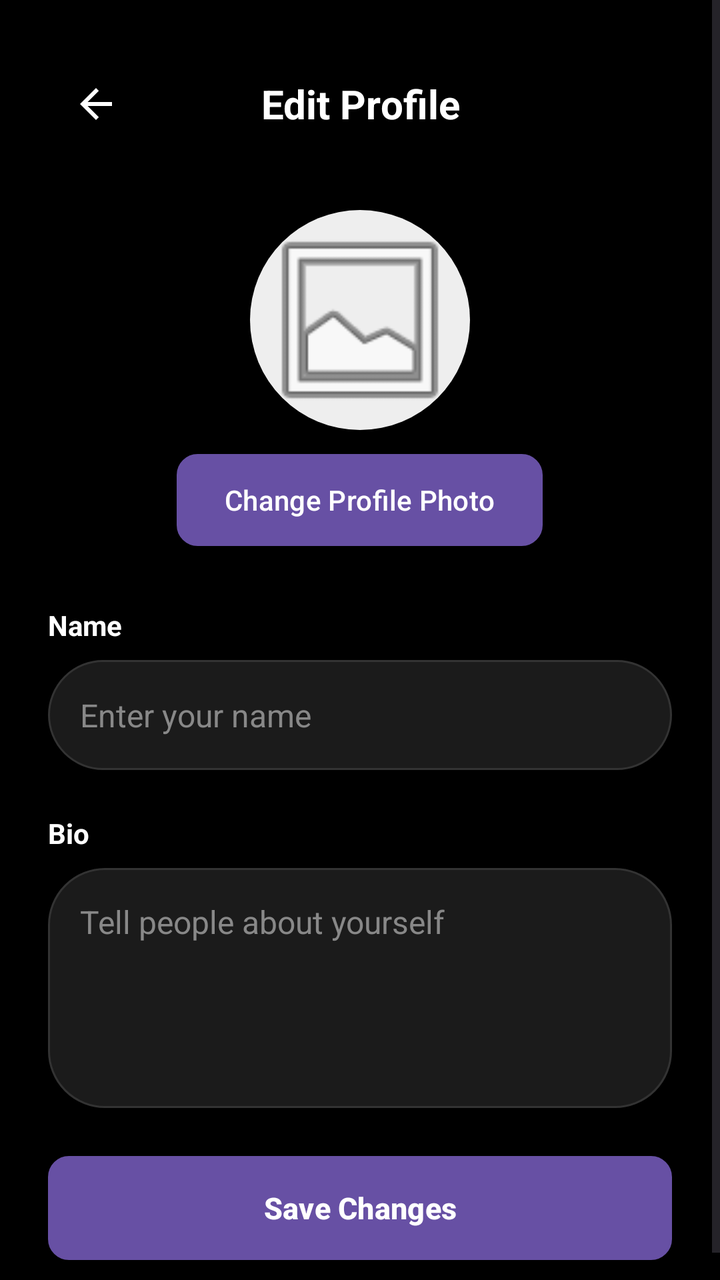
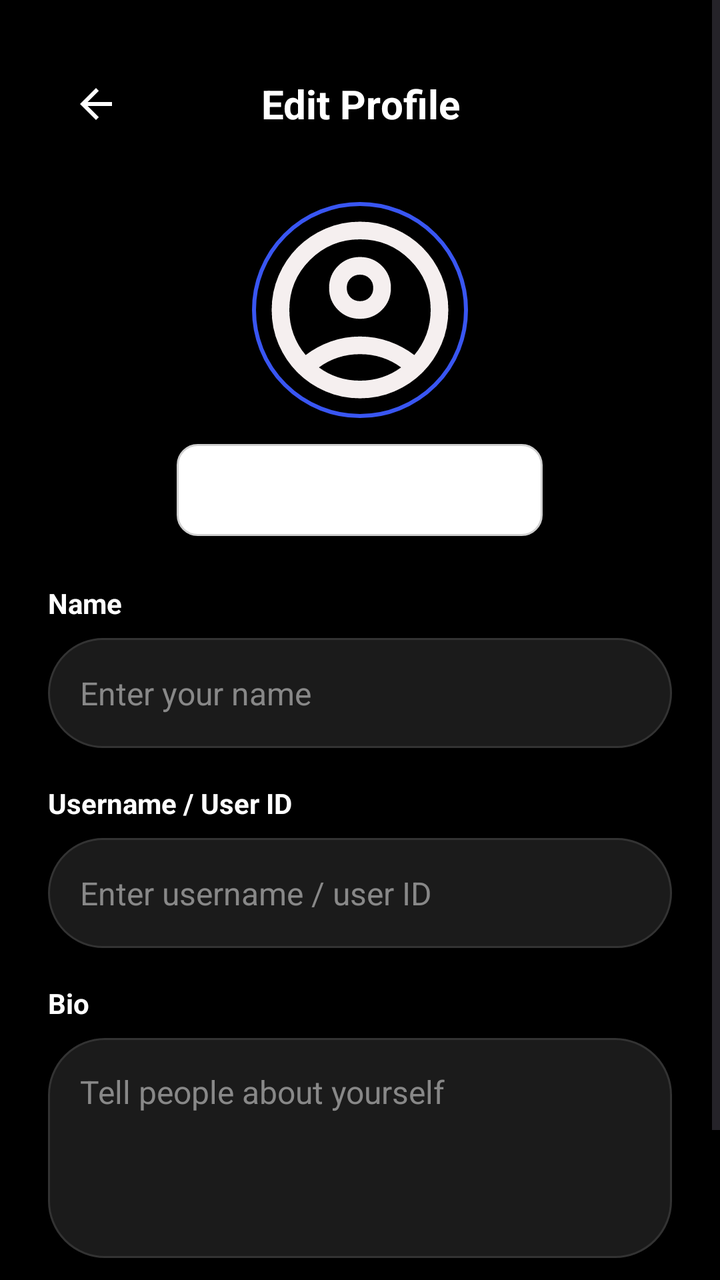

Screens rendered from an Android XML layout before and after an edit, with the pre-edit source and the edit as a unified diff.
<!-- AndroidManifest.xml: application theme Theme.Login -->
<!-- res/layout/activity_edit_profile.xml -->
<?xml version="1.0" encoding="utf-8"?>
<ScrollView
    xmlns:android="http://schemas.android.com/apk/res/android"

    android:layout_width="match_parent"
    android:layout_height="match_parent"

    android:background="#000000"

    android:fillViewport="true">


    <LinearLayout

        android:layout_width="match_parent"
        android:layout_height="wrap_content"

        android:orientation="vertical"

        android:padding="24dp">


        
        
        

        <LinearLayout

            android:layout_width="match_parent"
            android:layout_height="56dp"

            android:gravity="center_vertical"

            android:orientation="horizontal">


            <ImageButton

                android:id="@+id/btnBack"

                android:layout_width="48dp"
                android:layout_height="48dp"

                android:background="@android:color/transparent"

                android:contentDescription="Back"

                android:padding="10dp"

                android:src="@drawable/ic_arrow_back" />


            <TextView

                android:layout_width="0dp"
                android:layout_height="wrap_content"

                android:layout_weight="1"

                android:gravity="center"

                android:text="Edit Profile"

                android:textColor="#FFFFFF"

                android:textSize="20sp"

                android:textStyle="bold" />


            <View

                android:layout_width="48dp"
                android:layout_height="48dp" />

        </LinearLayout>


        
        
        

        <ImageView

            android:id="@+id/imgEditProfile"

            android:layout_width="110dp"
            android:layout_height="110dp"

            android:layout_gravity="center"

            android:layout_marginTop="25dp"

            android:background="@drawable/profile_circle"

            android:padding="3dp"

            android:scaleType="centerCrop"

            android:src="@android:drawable/ic_menu_gallery"

            android:contentDescription="Profile Photo" />


        
        
        

        <Button

            android:id="@+id/btnChangePhoto"

            android:layout_width="wrap_content"
            android:layout_height="46dp"

            android:layout_gravity="center"

            android:layout_marginTop="12dp"

            android:background="@drawable/edit_profile_bg"

            android:text="Change Profile Photo"

            android:textAllCaps="false"

            android:textColor="#FFFFFF"

            android:textSize="14sp"

            android:stateListAnimator="@null" />


        
        
        

        <TextView

            android:layout_width="wrap_content"
            android:layout_height="wrap_content"

            android:layout_marginTop="30dp"

            android:text="Name"

            android:textColor="#FFFFFF"

            android:textSize="14sp"

            android:textStyle="bold" />


        <EditText

            android:id="@+id/editName"

            android:layout_width="match_parent"
            android:layout_height="55dp"

            android:layout_marginTop="8dp"

            android:background="@drawable/message_input_background"

            android:hint="Enter your name"

            android:paddingStart="16dp"
            android:paddingEnd="16dp"

            android:textColor="#FFFFFF"

            android:textColorHint="#888888"

            android:textSize="16sp"

            android:inputType="textCapWords"

            android:maxLength="50" />


        
        
        

        <TextView

            android:layout_width="wrap_content"
            android:layout_height="wrap_content"

            android:layout_marginTop="22dp"

            android:text="Bio"

            android:textColor="#FFFFFF"

            android:textSize="14sp"

            android:textStyle="bold" />


        <EditText

            android:id="@+id/editBio"

            android:layout_width="match_parent"
            android:layout_height="120dp"

            android:layout_marginTop="8dp"

            android:background="@drawable/message_input_background"

            android:gravity="top"

            android:hint="Tell people about yourself"

            android:padding="16dp"

            android:textColor="#FFFFFF"

            android:textColorHint="#888888"

            android:textSize="16sp"

            android:inputType="textMultiLine"

            android:maxLength="150" />


        
        
        

        <ProgressBar

            android:id="@+id/progressBar"

            android:layout_width="match_parent"
            android:layout_height="6dp"

            android:layout_marginTop="18dp"

            android:max="100"

            android:visibility="gone"

            style="?android:attr/progressBarStyleHorizontal" />


        
        
        

        <Button

            android:id="@+id/btnSave"

            android:layout_width="match_parent"
            android:layout_height="52dp"

            android:layout_marginTop="24dp"

            android:background="@drawable/edit_profile_bg"

            android:text="Save Changes"

            android:textAllCaps="false"

            android:textColor="#FFFFFF"

            android:textSize="15sp"

            android:textStyle="bold"

            android:stateListAnimator="@null" />

    </LinearLayout>

</ScrollView>
<!-- resources referenced by this layout -->
<resources>
  <!-- drawable edit_profile_bg (drawable) -->
  <?xml version="1.0" encoding="utf-8"?>
  <selector xmlns:android="http://schemas.android.com/apk/res/android">
  
      
      <item>
          <shape android:shape="rectangle">
  
              <solid android:color="#FFFFFF"/>
  
              <stroke
                  android:width="1dp"
                  android:color="#D0D0D0"/>
  
              <corners android:radius="10dp"/>
  
              <padding
                  android:left="10dp"
                  android:right="10dp"
                  android:top="5dp"
                  android:bottom="5dp"/>
  
          </shape>
      </item>
  
  </selector>
  <!-- drawable ic_arrow_back (drawable) -->
  <vector xmlns:android="http://schemas.android.com/apk/res/android" android:autoMirrored="true" android:height="24dp" android:tint="#FFFFFF" android:viewportHeight="24" android:viewportWidth="24" android:width="24dp">
        
      <path android:fillColor="@android:color/white" android:pathData="M20,11H7.83l5.59,-5.59L12,4l-8,8 8,8 1.41,-1.41L7.83,13H20v-2z"/>
      
  </vector>
  <!-- drawable message_input_background (drawable) -->
  <?xml version="1.0" encoding="utf-8"?>
  <shape xmlns:android="http://schemas.android.com/apk/res/android">
  
      
  
      <solid
          android:color="#1B1B1B" />
  
  
      
  
      <corners
          android:radius="28dp" />
  
  
      
  
      <stroke
          android:width="1dp"
          android:color="#333333" />
  
  </shape>
  <!-- drawable profile_circle (drawable) -->
  <?xml version="1.0" encoding="utf-8"?>
  <shape xmlns:android="http://schemas.android.com/apk/res/android"
      android:shape="oval">
  
      <solid android:color="#EEEEEE"/>
  
  </shape>
  <style name="Theme.Login" parent="Base.Theme.Login" />
  <style name="Base.Theme.Login" parent="Theme.Material3.DayNight.NoActionBar">
          
          
      </style>
</resources>

<!-- the commit's change to res/layout/activity_edit_profile.xml (unified diff, before → after) -->
@@ -1,276 +1,180 @@
 <?xml version="1.0" encoding="utf-8"?>
 <ScrollView
     xmlns:android="http://schemas.android.com/apk/res/android"
-
+    xmlns:app="http://schemas.android.com/apk/res-auto"
+    android:id="@+id/editProfileRoot"
     android:layout_width="match_parent"
     android:layout_height="match_parent"
-
     android:background="#000000"
-
     android:fillViewport="true">
 
-
     <LinearLayout
-
         android:layout_width="match_parent"
         android:layout_height="wrap_content"
-
         android:orientation="vertical"
-
         android:padding="24dp">
 
-
         
-        
-        
-
         <LinearLayout
-
             android:layout_width="match_parent"
             android:layout_height="56dp"
-
             android:gravity="center_vertical"
-
             android:orientation="horizontal">
 
-
             <ImageButton
-
                 android:id="@+id/btnBack"
-
                 android:layout_width="48dp"
                 android:layout_height="48dp"
-
                 android:background="@android:color/transparent"
-
                 android:contentDescription="Back"
-
                 android:padding="10dp"
-
                 android:src="@drawable/ic_arrow_back" />
 
-
             <TextView
-
                 android:layout_width="0dp"
                 android:layout_height="wrap_content"
-
                 android:layout_weight="1"
-
                 android:gravity="center"
-
                 android:text="Edit Profile"
-
                 android:textColor="#FFFFFF"
-
                 android:textSize="20sp"
-
                 android:textStyle="bold" />
 
-
             <View
-
                 android:layout_width="48dp"
                 android:layout_height="48dp" />
 
         </LinearLayout>
 
+        
+        <com.google.android.material.imageview.ShapeableImageView
+            android:id="@+id/imgEditProfile"
+            android:layout_width="110dp"
+            android:layout_height="110dp"
+            android:layout_gravity="center"
+            android:layout_marginTop="20dp"
+            android:contentDescription="Profile Photo"
+            android:padding="2dp"
+            android:scaleType="centerCrop"
+            android:src="@drawable/account_white"
+            app:shapeAppearanceOverlay="@style/CircleImageStyle"
+            app:strokeColor="#FF3956F2"
+            app:strokeWidth="2dp" />
 
         
-        
-        
-
-        <ImageView
-
-            android:id="@+id/imgEditProfile"
-
-            android:layout_width="110dp"
-            android:layout_height="110dp"
-
+        <Button
+            android:id="@+id/btnChangePhoto"
+            android:layout_width="wrap_content"
+            android:layout_height="46dp"
             android:layout_gravity="center"
-
-            android:layout_marginTop="25dp"
-
-            android:background="@drawable/profile_circle"
-
-            android:padding="3dp"
-
-            android:scaleType="centerCrop"
-
-            android:src="@android:drawable/ic_menu_gallery"
-
-            android:contentDescription="Profile Photo" />
-
+            android:layout_marginTop="12dp"
+            android:background="@drawable/edit_profile_bg"
+            android:stateListAnimator="@null"
+            android:text="Change Profile Photo"
+            android:textAllCaps="false"
+            android:textColor="#FFFFFF"
+            android:textSize="14sp"
+            app:backgroundTint="@null" />
 
         
-        
-        
+        <TextView
+            android:layout_width="wrap_content"
+            android:layout_height="wrap_content"
+            android:layout_marginTop="24dp"
+            android:text="Name"
+            android:textColor="#FFFFFF"
+            android:textSize="14sp"
+            android:textStyle="bold" />
 
-        <Button
-
-            android:id="@+id/btnChangePhoto"
-
-            android:layout_width="wrap_content"
-            android:layout_height="46dp"
-
-            android:layout_gravity="center"
-
-            android:layout_marginTop="12dp"
-
-            android:background="@drawable/edit_profile_bg"
-
-            android:text="Change Profile Photo"
-
-            android:textAllCaps="false"
-
+        <EditText
+            android:id="@+id/editName"
+            android:layout_width="match_parent"
+            android:layout_height="55dp"
+            android:layout_marginTop="8dp"
+            android:background="@drawable/message_input_background"
+            android:hint="Enter your name"
+            android:inputType="textCapWords"
+            android:maxLength="50"
+            android:paddingStart="16dp"
+            android:paddingEnd="16dp"
             android:textColor="#FFFFFF"
-
-            android:textSize="14sp"
-
-            android:stateListAnimator="@null" />
-
+            android:textColorHint="#888888"
+            android:textSize="16sp" />
 
         
-        
-        
-
         <TextView
-
             android:layout_width="wrap_content"
             android:layout_height="wrap_content"
-
-            android:layout_marginTop="30dp"
-
-            android:text="Name"
-
+            android:layout_marginTop="18dp"
+            android:text="Username / User ID"
             android:textColor="#FFFFFF"
-
             android:textSize="14sp"
-
             android:textStyle="bold" />
 
+        <EditText
+            android:id="@+id/editUsername"
+            android:layout_width="match_parent"
+            android:layout_height="55dp"
+            android:layout_marginTop="8dp"
+            android:background="@drawable/message_input_background"
+            android:hint="Enter username / user ID"
+            android:inputType="textNoSuggestions"
+            android:maxLength="30"
+            android:paddingStart="16dp"
+            android:paddingEnd="16dp"
+            android:textColor="#FFFFFF"
+            android:textColorHint="#888888"
+            android:textSize="16sp" />
+
+        
+        <TextView
+            android:layout_width="wrap_content"
+            android:layout_height="wrap_content"
+            android:layout_marginTop="18dp"
+            android:text="Bio"
+            android:textColor="#FFFFFF"
+            android:textSize="14sp"
+            android:textStyle="bold" />
 
         <EditText
-
-            android:id="@+id/editName"
-
+            android:id="@+id/editBio"
             android:layout_width="match_parent"
-            android:layout_height="55dp"
-
+            android:layout_height="110dp"
             android:layout_marginTop="8dp"
-
             android:background="@drawable/message_input_background"
-
-            android:hint="Enter your name"
-
-            android:paddingStart="16dp"
-            android:paddingEnd="16dp"
-
+            android:gravity="top"
+            android:hint="Tell people about yourself"
+            android:inputType="textMultiLine"
+            android:maxLength="150"
+            android:padding="16dp"
             android:textColor="#FFFFFF"
-
             android:textColorHint="#888888"
-
-            android:textSize="16sp"
-
-            android:inputType="textCapWords"
-
-            android:maxLength="50" />
-
+            android:textSize="16sp" />
 
         
-        
-        
-
-        <TextView
-
-            android:layout_width="wrap_content"
-            android:layout_height="wrap_content"
-
-            android:layout_marginTop="22dp"
-
-            android:text="Bio"
-
-            android:textColor="#FFFFFF"
-
-            android:textSize="14sp"
-
-            android:textStyle="bold" />
-
-
-        <EditText
-
-            android:id="@+id/editBio"
-
+        <ProgressBar
+            android:id="@+id/progressBar"
+            style="?android:attr/progressBarStyleHorizontal"
             android:layout_width="match_parent"
-            android:layout_height="120dp"
-
-            android:layout_marginTop="8dp"
-
-            android:background="@drawable/message_input_background"
-
-            android:gravity="top"
-
-            android:hint="Tell people about yourself"
-
-            android:padding="16dp"
-
-            android:textColor="#FFFFFF"
-
-            android:textColorHint="#888888"
-
-            android:textSize="16sp"
-
-            android:inputType="textMultiLine"
-
-            android:maxLength="150" />
-
+            android:layout_height="6dp"
+            android:layout_marginTop="16dp"
+            android:max="100"
+            android:visibility="gone" />
 
         
-        
-        
-
-        <ProgressBar
-
-            android:id="@+id/progressBar"
-
-            android:layout_width="match_parent"
-            android:layout_height="6dp"
-
-            android:layout_marginTop="18dp"
-
-            android:max="100"
-
-            android:visibility="gone"
-
-            style="?android:attr/progressBarStyleHorizontal" />
-
-
-        
-        
-        
-
         <Button
-
             android:id="@+id/btnSave"
-
             android:layout_width="match_parent"
             android:layout_height="52dp"
-
-            android:layout_marginTop="24dp"
-
+            android:layout_marginTop="20dp"
             android:background="@drawable/edit_profile_bg"
-
+            android:stateListAnimator="@null"
             android:text="Save Changes"
-
             android:textAllCaps="false"
-
             android:textColor="#FFFFFF"
-
             android:textSize="15sp"
-
             android:textStyle="bold"
-
-            android:stateListAnimator="@null" />
+            app:backgroundTint="@null" />
 
     </LinearLayout>
 
<!-- resource entries referenced after the edit -->
@@ -1,5 +1,11 @@
 <!-- resources referenced by this layout -->
 <resources>
+  <!-- drawable account_white (drawable) -->
+  <vector xmlns:android="http://schemas.android.com/apk/res/android" android:height="24dp" android:tint="#F5EFEF" android:viewportHeight="960" android:viewportWidth="960" android:width="24dp">
+        
+      <path android:fillColor="@android:color/white" android:pathData="M234,684Q285,645 348,622.5Q411,600 480,600Q549,600 612,622.5Q675,645 726,684Q761,643 780.5,591Q800,539 800,480Q800,347 706.5,253.5Q613,160 480,160Q347,160 253.5,253.5Q160,347 160,480Q160,539 179.5,591Q199,643 234,684ZM380.5,479.5Q340,439 340,380Q340,321 380.5,280.5Q421,240 480,240Q539,240 579.5,280.5Q620,321 620,380Q620,439 579.5,479.5Q539,520 480,520Q421,520 380.5,479.5ZM480,880Q397,880 324,848.5Q251,817 197,763Q143,709 111.5,636Q80,563 80,480Q80,397 111.5,324Q143,251 197,197Q251,143 324,111.5Q397,80 480,80Q563,80 636,111.5Q709,143 763,197Q817,251 848.5,324Q880,397 880,480Q880,563 848.5,636Q817,709 763,763Q709,817 636,848.5Q563,880 480,880ZM580,784.5Q627,769 666,740Q627,711 580,695.5Q533,680 480,680Q427,680 380,695.5Q333,711 294,740Q333,769 380,784.5Q427,800 480,800Q533,800 580,784.5ZM523,423Q540,406 540,380Q540,354 523,337Q506,320 480,320Q454,320 437,337Q420,354 420,380Q420,406 437,423Q454,440 480,440Q506,440 523,423ZM480,380Q480,380 480,380Q480,380 480,380Q480,380 480,380Q480,380 480,380Q480,380 480,380Q480,380 480,380Q480,380 480,380Q480,380 480,380ZM480,740Q480,740 480,740Q480,740 480,740Q480,740 480,740Q480,740 480,740Q480,740 480,740Q480,740 480,740Q480,740 480,740Q480,740 480,740Z"/>
+      
+  </vector>
   <!-- drawable edit_profile_bg (drawable) -->
   <?xml version="1.0" encoding="utf-8"?>
   <selector xmlns:android="http://schemas.android.com/apk/res/android">
@@ -55,14 +61,10 @@
           android:color="#333333" />
   
   </shape>
-  <!-- drawable profile_circle (drawable) -->
-  <?xml version="1.0" encoding="utf-8"?>
-  <shape xmlns:android="http://schemas.android.com/apk/res/android"
-      android:shape="oval">
-  
-      <solid android:color="#EEEEEE"/>
-  
-  </shape>
+  <style name="CircleImageStyle">
+          <item name="cornerFamily">rounded</item>
+          <item name="cornerSize">50%</item>
+      </style>
   <style name="Theme.Login" parent="Base.Theme.Login" />
   <style name="Base.Theme.Login" parent="Theme.Material3.DayNight.NoActionBar">
           
